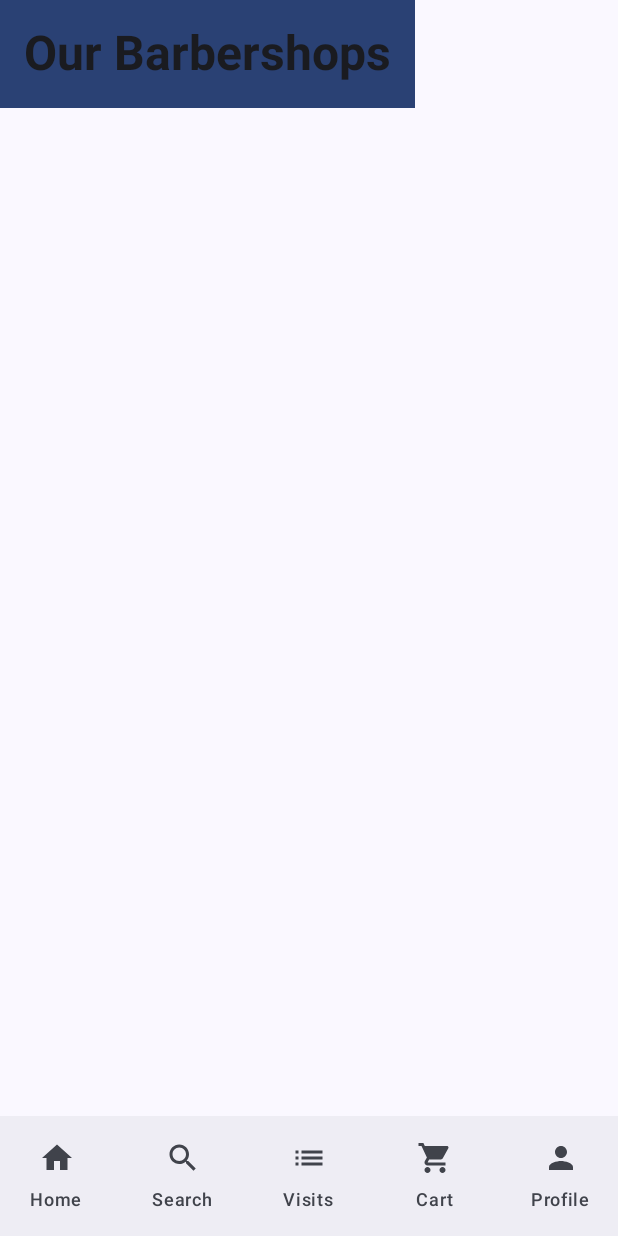
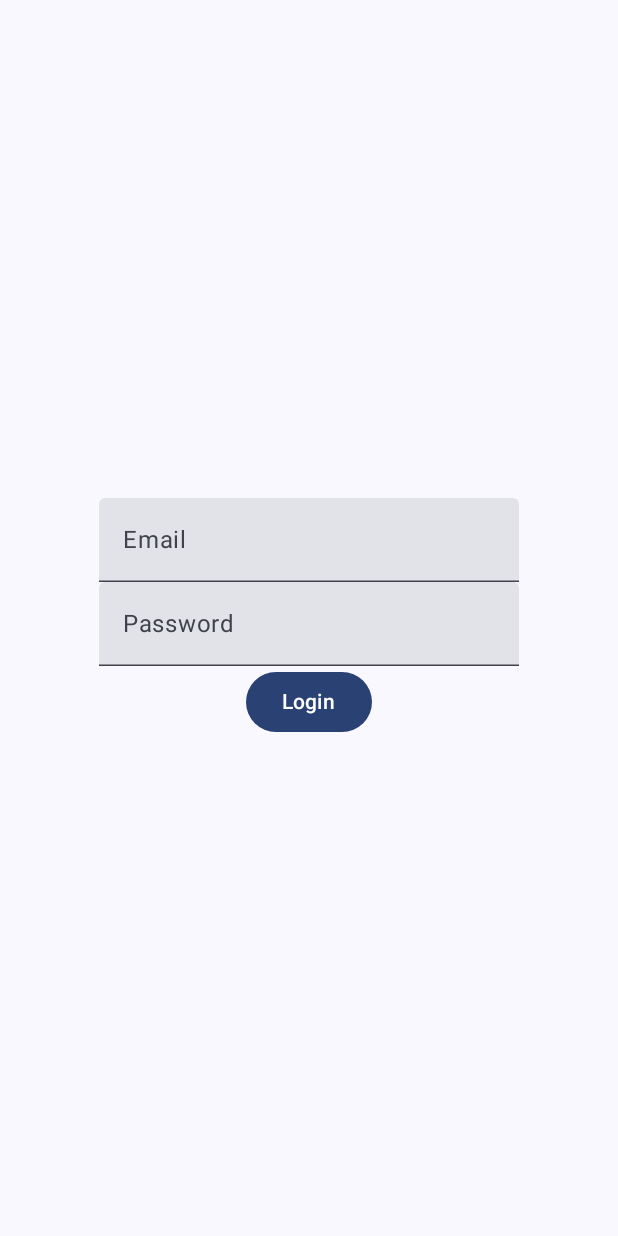
Before and after one commit to liubcheck/kozyrnyi-tuz-app, an Android app built with Jetpack Compose: the screen it shows after launch (MainActivity), on a phone screen of 412 x 824 dp. Run offline under Robolectric (Android 15) with nearby library versions, the phone set to English and light mode, and no system bars; our stand-ins replace livedata-compose.

Commit message:
Add auth

```diff
--- a/app/src/main/AndroidManifest.xml
+++ b/app/src/main/AndroidManifest.xml
@@ -14,11 +14,11 @@
         android:supportsRtl="true"
         android:theme="@style/Theme.KozyrnyiTuzApp"
         android:networkSecurityConfig="@xml/network_security_config"
+        android:name=".MainApp"
         tools:targetApi="31">
         <activity
             android:name=".MainActivity"
             android:exported="true"
-            android:label="@string/app_name"
             android:theme="@style/Theme.KozyrnyiTuzApp">
             <intent-filter>
                 <action android:name="android.intent.action.MAIN" />
--- a/app/src/main/java/liubomyr/stepanenko/kozyrnyituzapp/MainActivity.kt
+++ b/app/src/main/java/liubomyr/stepanenko/kozyrnyituzapp/MainActivity.kt
@@ -1,6 +1,7 @@
 package liubomyr.stepanenko.kozyrnyituzapp
 
 import android.os.Bundle
+import android.util.Log
 import androidx.activity.ComponentActivity
 import androidx.activity.compose.setContent
 import androidx.compose.foundation.Image
@@ -28,6 +29,7 @@ import androidx.compose.material3.NavigationBarItem
 import androidx.compose.material3.Scaffold
 import androidx.compose.material3.Text
 import androidx.compose.runtime.Composable
+import androidx.compose.runtime.getValue
 import androidx.compose.ui.Alignment
 import androidx.compose.ui.Modifier
 import androidx.compose.ui.draw.clip
@@ -37,8 +39,10 @@ import androidx.lifecycle.viewmodel.compose.viewModel
 import androidx.navigation.NavController
 import androidx.navigation.compose.NavHost
 import androidx.navigation.compose.composable
+import androidx.navigation.compose.currentBackStackEntryAsState
 import androidx.navigation.compose.rememberNavController
 import liubomyr.stepanenko.kozyrnyituzapp.model.NavigationItem
+import liubomyr.stepanenko.kozyrnyituzapp.screens.auth.AuthPage
 import liubomyr.stepanenko.kozyrnyituzapp.screens.barbers.BarbersListPage
 import liubomyr.stepanenko.kozyrnyituzapp.screens.cart.ShoppingCartPage
 import liubomyr.stepanenko.kozyrnyituzapp.screens.home.BarbershopDetailPage
@@ -55,14 +59,24 @@ class MainActivity : ComponentActivity() {
         setContent {
             KozyrnyiTuzAppTheme {
                 val navController = rememberNavController()
+                val navBackStackEntry by navController.currentBackStackEntryAsState()
+
                 Scaffold(
-                    bottomBar = { BottomNavigationBar(navController) }
+                    bottomBar = {
+                        val route = navBackStackEntry?.destination?.route ?: return@Scaffold
+                        Log.i("MainActivity", "bottomBar $route")
+
+                        if (route != "auth") {
+                            BottomNavigationBar(navController)
+                        }
+                    }
                 ) { paddingValues ->
                     NavHost(
                         navController = navController,
-                        startDestination = "home",
+                        startDestination = "auth",
                         modifier = Modifier.padding(paddingValues)
                     ) {
+                        composable("auth") { AuthPage(navController) }
                         composable("home") { HomePage(navController) }
                         composable("barbershopDetail/{barbershopId}") { backStackEntry ->
                             BarbershopDetailPage(
--- /dev/null
+++ b/app/src/main/java/liubomyr/stepanenko/kozyrnyituzapp/MainApp.kt
@@ -0,0 +1,14 @@
+package liubomyr.stepanenko.kozyrnyituzapp
+
+import android.app.Application
+import liubomyr.stepanenko.kozyrnyituzapp.utils.SharedPreferencesManager
+import liubomyr.stepanenko.kozyrnyituzapp.utils.ToastManager
+
+class MainApp: Application() {
+
+    override fun onCreate() {
+        super.onCreate()
+        SharedPreferencesManager.init(this)
+        ToastManager.init(this)
+    }
+}
--- /dev/null
+++ b/app/src/main/java/liubomyr/stepanenko/kozyrnyituzapp/screens/auth/AuthPage.kt
@@ -0,0 +1,81 @@
+package liubomyr.stepanenko.kozyrnyituzapp.screens.auth
+
+import androidx.compose.foundation.layout.Box
+import androidx.compose.foundation.layout.Column
+import androidx.compose.foundation.layout.fillMaxSize
+import androidx.compose.foundation.text.KeyboardOptions
+import androidx.compose.material3.Button
+import androidx.compose.material3.CircularProgressIndicator
+import androidx.compose.material3.Text
+import androidx.compose.material3.TextField
+import androidx.compose.runtime.Composable
+import androidx.compose.runtime.LaunchedEffect
+import androidx.compose.runtime.getValue
+import androidx.compose.runtime.livedata.observeAsState
+import androidx.compose.runtime.mutableStateOf
+import androidx.compose.runtime.remember
+import androidx.compose.runtime.setValue
+import androidx.compose.ui.Modifier
+import androidx.compose.ui.text.input.KeyboardType
+import androidx.compose.ui.text.input.VisualTransformation
+import androidx.lifecycle.viewmodel.compose.viewModel
+import androidx.navigation.NavController
+
+@Composable
+internal fun AuthPage(navController: NavController) {
+    AuthScreen(navController = navController)
+}
+
+@Composable
+private fun AuthScreen(
+    authViewModel: AuthViewModel = viewModel(),
+    navController: NavController
+) {
+    val state by authViewModel.state.observeAsState()
+
+    Box(
+        modifier = Modifier.fillMaxSize(),
+        contentAlignment = androidx.compose.ui.Alignment.Center
+    ) {
+        when (state) {
+            AuthState.HasAuth -> {
+                LaunchedEffect(key1 = Unit) {
+                    navController.navigate("home") {
+                        popUpTo("auth") { inclusive = true }
+                    }
+                }
+            }
+
+            AuthState.NoAuth -> {
+                var email by remember { mutableStateOf("") }
+                var password by remember { mutableStateOf("") }
+
+                Column(
+                    horizontalAlignment = androidx.compose.ui.Alignment.CenterHorizontally
+                ) {
+                    TextField(
+                        value = email,
+                        onValueChange = { email = it },
+                        label = { Text("Email") },
+                        keyboardOptions = KeyboardOptions(keyboardType = KeyboardType.Email),
+                    )
+                    TextField(
+                        value = password,
+                        onValueChange = { password = it },
+                        label = { Text("Password") },
+                        keyboardOptions = KeyboardOptions(keyboardType = KeyboardType.Password),
+                    )
+                    Button(onClick = {
+                        authViewModel.login(email, password)
+                    }) {
+                        Text("Login")
+                    }
+                }
+            }
+
+            null -> {
+                CircularProgressIndicator()
+            }
+        }
+    }
+}
--- /dev/null
+++ b/app/src/main/java/liubomyr/stepanenko/kozyrnyituzapp/screens/auth/AuthViewModel.kt
@@ -0,0 +1,69 @@
+package liubomyr.stepanenko.kozyrnyituzapp.screens.auth
+
+import android.util.Log
+import androidx.lifecycle.LiveData
+import androidx.lifecycle.MutableLiveData
+import androidx.lifecycle.ViewModel
+import androidx.lifecycle.viewModelScope
+import kotlinx.coroutines.delay
+import kotlinx.coroutines.launch
+import liubomyr.stepanenko.kozyrnyituzapp.model.AuthRequest
+import liubomyr.stepanenko.kozyrnyituzapp.service.AuthService
+import liubomyr.stepanenko.kozyrnyituzapp.utils.Constants
+import liubomyr.stepanenko.kozyrnyituzapp.utils.SharedPreferencesManager
+import liubomyr.stepanenko.kozyrnyituzapp.utils.ToastManager
+import okhttp3.OkHttpClient
+import retrofit2.Retrofit
+import retrofit2.converter.gson.GsonConverterFactory
+
+sealed class AuthState {
+    data object HasAuth : AuthState()
+    data object NoAuth : AuthState()
+}
+
+class AuthViewModel : ViewModel() {
+
+    private val _state = MutableLiveData<AuthState?>()
+    val state: LiveData<AuthState?> = _state
+
+    private val okHttpClient = OkHttpClient.Builder().build()
+
+    private val authService: AuthService by lazy {
+        Retrofit.Builder()
+            .baseUrl(Constants.BASE_URL)
+            .addConverterFactory(GsonConverterFactory.create())
+            .client(okHttpClient)
+            .build()
+            .create(AuthService::class.java)
+    }
+
+    init {
+        val email = SharedPreferencesManager.getString("email", "")
+        val password = SharedPreferencesManager.getString("password", "")
+
+        if (email.isNotEmpty() && password.isNotEmpty()) {
+            _state.value = AuthState.HasAuth
+        } else {
+            _state.value = AuthState.NoAuth
+        }
+    }
+
+    fun login(email: String, password: String) {
+        viewModelScope.launch {
+            _state.value = null
+            delay(1000)
+            val response = authService.login(AuthRequest.from(email, password))
+            Log.i("AuthViewModel", "login: $response")
+
+            if (response.isSuccessful) {
+                SharedPreferencesManager.saveString("email", email)
+                SharedPreferencesManager.saveString("password", password)
+                SharedPreferencesManager.saveString("token", response.body()!!.token)
+                _state.value = AuthState.HasAuth
+            } else {
+                _state.value = AuthState.NoAuth
+                ToastManager.showToast("Login failed")
+            }
+        }
+    }
+}
--- a/app/src/main/java/liubomyr/stepanenko/kozyrnyituzapp/screens/home/HomePage.kt
+++ b/app/src/main/java/liubomyr/stepanenko/kozyrnyituzapp/screens/home/HomePage.kt
@@ -5,6 +5,7 @@ import androidx.compose.foundation.background
 import androidx.compose.foundation.clickable
 import androidx.compose.foundation.layout.Column
 import androidx.compose.foundation.layout.Spacer
+import androidx.compose.foundation.layout.fillMaxSize
 import androidx.compose.foundation.layout.height
 import androidx.compose.foundation.layout.padding
 import androidx.compose.foundation.layout.size
@@ -34,7 +35,9 @@ internal fun HomePage(navController: NavController) {
 private fun BarbershopListScreen(homeViewModel: HomeViewModel = viewModel(), navController: NavController) {
     val barbershops = homeViewModel.barbershops.observeAsState(initial = emptyList())
 
-    Column {
+    Column(
+        modifier = Modifier.fillMaxSize().padding(16.dp)
+    ) {
         Text(
             text = "Our Barbershops",
             style = MaterialTheme.typography.headlineLarge.copy(fontWeight = FontWeight.Bold),
--- a/app/src/main/java/liubomyr/stepanenko/kozyrnyituzapp/screens/home/HomeViewModel.kt
+++ b/app/src/main/java/liubomyr/stepanenko/kozyrnyituzapp/screens/home/HomeViewModel.kt
@@ -7,7 +7,9 @@ import androidx.lifecycle.viewModelScope
 import kotlinx.coroutines.launch
 import liubomyr.stepanenko.kozyrnyituzapp.model.Barbershop
 import liubomyr.stepanenko.kozyrnyituzapp.service.BarbershopService
+import liubomyr.stepanenko.kozyrnyituzapp.utils.AuthInterceptor
 import liubomyr.stepanenko.kozyrnyituzapp.utils.Constants
+import liubomyr.stepanenko.kozyrnyituzapp.utils.SharedPreferencesManager
 import okhttp3.Interceptor
 import okhttp3.OkHttpClient
 import okhttp3.Response
@@ -21,15 +23,7 @@ class HomeViewModel : ViewModel() {
     val selectedBarbershop: LiveData<Barbershop?> = _selectedBarbershop
 
     private val okHttpClient = OkHttpClient.Builder()
-        .addInterceptor(object : Interceptor {
-            override fun intercept(chain: Interceptor.Chain): Response {
-                val originalRequest = chain.request()
-                val newRequest = originalRequest.newBuilder()
-                    .header("Authorization", "Bearer ${Constants.API_TOKEN}")
-                    .build()
-                return chain.proceed(newRequest)
-            }
-        })
+        .addInterceptor(AuthInterceptor())
         .build()
 
     private val barbershopService: BarbershopService by lazy {
--- /dev/null
+++ b/app/src/main/java/liubomyr/stepanenko/kozyrnyituzapp/service/AuthService.kt
@@ -0,0 +1,12 @@
+package liubomyr.stepanenko.kozyrnyituzapp.service
+
+import liubomyr.stepanenko.kozyrnyituzapp.model.AuthRequest
+import liubomyr.stepanenko.kozyrnyituzapp.model.AuthResponse
+import retrofit2.Response
+import retrofit2.http.Body
+import retrofit2.http.POST
+
+interface AuthService {
+    @POST("/auth/authenticate")
+    suspend fun login(@Body request: AuthRequest): Response<AuthResponse>
+}
--- a/app/src/main/java/liubomyr/stepanenko/kozyrnyituzapp/utils/Constants.kt
+++ b/app/src/main/java/liubomyr/stepanenko/kozyrnyituzapp/utils/Constants.kt
@@ -1,6 +1,6 @@
 package liubomyr.stepanenko.kozyrnyituzapp.utils
 
 object Constants {
-    const val BASE_URL = "https://cf37-89-70-36-197.ngrok-free.app/"
+    const val BASE_URL = "http://51.38.83.133:8999"
     const val API_TOKEN = "eyJhbGciOiJIUzI1NiJ9.eyJzdWIiOiJhZG1pbkB0dXouY29tIiwiaWF0IjoxNzA5ODMyMTAxLCJleHAiOjE3MDk4MzU3MDF9.xILJVUDOBMK00o6fmp7StCiiaEeEzOVhyM_1rZxRm1E"
 }
--- /dev/null
+++ b/app/src/main/java/liubomyr/stepanenko/kozyrnyituzapp/utils/SharedPreferencesManager.kt
@@ -0,0 +1,22 @@
+package liubomyr.stepanenko.kozyrnyituzapp.utils
+
+import android.content.Context
+import android.content.SharedPreferences
+
+object SharedPreferencesManager {
+
+    private const val PREF_NAME = "MySharedPrefs"
+    private lateinit var sharedPreferences: SharedPreferences
+
+    fun init(context: Context) {
+        sharedPreferences = context.getSharedPreferences(PREF_NAME, Context.MODE_PRIVATE)
+    }
+
+    fun saveString(key: String, value: String) {
+        sharedPreferences.edit().putString(key, value).apply()
+    }
+
+    fun getString(key: String, defaultValue: String): String {
+        return sharedPreferences.getString(key, defaultValue) ?: defaultValue
+    }
+}
--- /dev/null
+++ b/app/src/main/java/liubomyr/stepanenko/kozyrnyituzapp/utils/ToastManager.kt
@@ -0,0 +1,17 @@
+package liubomyr.stepanenko.kozyrnyituzapp.utils
+
+import android.content.Context
+import android.content.SharedPreferences
+import android.widget.Toast
+
+object ToastManager {
+    private lateinit var context: Context
+
+    fun init(context: Context) {
+        this.context = context
+    }
+
+    fun showToast(message: String) {
+        Toast.makeText(context, message, Toast.LENGTH_SHORT).show()
+    }
+}
--- /dev/null
+++ b/app/src/main/res/xml/network_security_config.xml
@@ -0,0 +1,6 @@
+<?xml version="1.0" encoding="utf-8"?>
+<network-security-config>
+    <domain-config cleartextTrafficPermitted="true">
+        <domain includeSubdomains="true">51.38.83.133</domain>
+    </domain-config>
+</network-security-config>
```
Also changed, not shown: app/src/main/java/liubomyr/stepanenko/kozyrnyituzapp/model/Auth.kt (added, +16 -0 lines), app/src/main/java/liubomyr/stepanenko/kozyrnyituzapp/screens/barbers/BarbersViewModel.kt (+3 -9 lines), app/src/main/java/liubomyr/stepanenko/kozyrnyituzapp/screens/cart/VisitsViewModel.kt (+3 -9 lines), app/src/main/java/liubomyr/stepanenko/kozyrnyituzapp/screens/visit/ConfirmedVisitsViewModel.kt (+2 -10 lines), app/src/main/java/liubomyr/stepanenko/kozyrnyituzapp/utils/AuthInterceptor.kt (added, +54 -0 lines).
